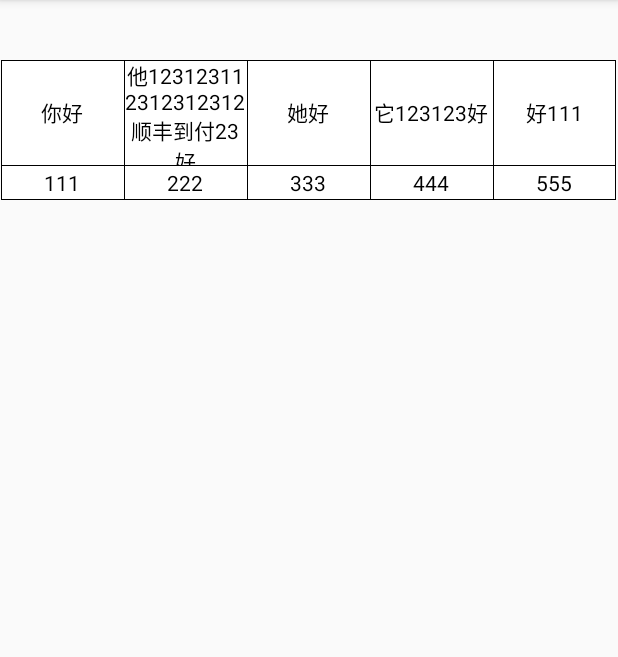
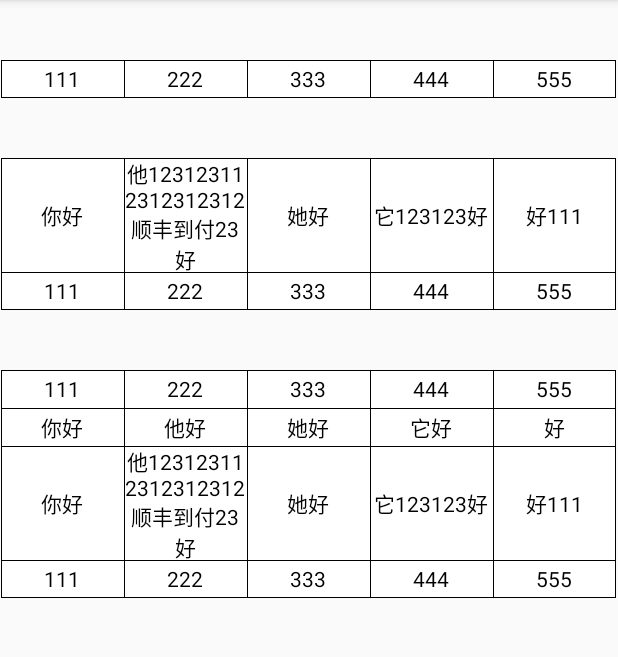
Before and after one commit to zhanglihow/TestTableDemo, an Android app: the screen it shows after launch (MainActivity), on a phone screen of 412 x 824 dp, the part 84-741 px from its top. Run offline under Robolectric (Android 15) with nearby library versions, the phone set to English and light mode, and no system bars.

Commit message:
img 和优化

```diff
--- a/app/src/main/java/com/example/testtabledemo/MainActivity.kt
+++ b/app/src/main/java/com/example/testtabledemo/MainActivity.kt
@@ -11,7 +11,6 @@ class MainActivity : AppCompatActivity() {
         super.onCreate(savedInstanceState)
         setContentView(R.layout.activity_main)
 
-        table_layout.initWidth(getWindowWidth(this))
         val names1= mutableListOf<String>()
         val names2= mutableListOf<String>()
         val names3= mutableListOf<String>()
@@ -32,7 +31,15 @@ class MainActivity : AppCompatActivity() {
         names3.add("她好")
         names3.add("它123123好")
         names3.add("好111")
-        table_layout.addTables(names3,names1)
+
+        table_layout.initWidth(getWindowWidth(this))
+        table_layout.addTables(names1)
+
+        table_layout2.initWidth(getWindowWidth(this))
+        table_layout2.addTables(names3,names1)
+
+        table_layout3.initWidth(getWindowWidth(this))
+        table_layout3.addTables(names1,names2,names3,names1)
     }
 
 
--- a/app/src/main/java/com/example/testtabledemo/TableView.kt
+++ b/app/src/main/java/com/example/testtabledemo/TableView.kt
@@ -28,7 +28,7 @@ class TableView(context: Context, attrs: AttributeSet) : LinearLayout(context, a
     }
 
     fun addTables(vararg datas: List<String>) {
-        if (datas.isEmpty() || mWidth==0) {
+        if (datas.isEmpty() || mWidth == 0) {
             return
         }
         //表格宽度
@@ -41,7 +41,7 @@ class TableView(context: Context, attrs: AttributeSet) : LinearLayout(context, a
                 layout.orientation = HORIZONTAL
                 layout.gravity = Gravity.CENTER
 
-                val maxHeight = getMaxHeight(datas[0],width)
+                val maxHeight = getMaxHeight(datas[0], width)
 
                 val names = datas[0]
                 for (index in names.indices) {
@@ -70,7 +70,7 @@ class TableView(context: Context, attrs: AttributeSet) : LinearLayout(context, a
                 layout.orientation = HORIZONTAL
                 layout.gravity = Gravity.CENTER
 
-                val maxHeight = getMaxHeight(datas[0],width)
+                val maxHeight = getMaxHeight(datas[0], width)
 
                 val names1 = datas[0]
                 for (index in names1.indices) {
@@ -94,7 +94,7 @@ class TableView(context: Context, attrs: AttributeSet) : LinearLayout(context, a
                 layout2.orientation = HORIZONTAL
                 layout2.gravity = Gravity.CENTER
 
-                val maxHeight2 = getMaxHeight(datas[1],width)
+                val maxHeight2 = getMaxHeight(datas[1], width)
 
                 val name2 = datas[1]
                 for (index in name2.indices) {
@@ -121,7 +121,7 @@ class TableView(context: Context, attrs: AttributeSet) : LinearLayout(context, a
                     when (indexData) {
                         //画最后层
                         datas.size - 1 -> {
-                            val maxHeight = getMaxHeight(datas[indexData],width)
+                            val maxHeight = getMaxHeight(datas[indexData], width)
 
                             val layout = LinearLayout(context)
                             layout.orientation = HORIZONTAL
@@ -153,7 +153,7 @@ class TableView(context: Context, attrs: AttributeSet) : LinearLayout(context, a
                         }
                         //画第一层和其他层
                         else -> {
-                            val maxHeight = getMaxHeight(datas[indexData],width)
+                            val maxHeight = getMaxHeight(datas[indexData], width)
 
                             val layout = LinearLayout(context)
                             layout.orientation = HORIZONTAL
@@ -193,7 +193,7 @@ class TableView(context: Context, attrs: AttributeSet) : LinearLayout(context, a
      */
     private fun getTv(str: String): TextView {
         val textView = SDAdaptiveTextView(context)
-        textView.post {  textView.setAdaptiveText(str) }
+        textView.post { textView.setAdaptiveText(str) }
         textView.setTextColor(context.getColor(R.color.black))
         textView.gravity = Gravity.CENTER
         return textView
@@ -202,7 +202,7 @@ class TableView(context: Context, attrs: AttributeSet) : LinearLayout(context, a
     /**
      * 获取最高的高度
      */
-    private fun getMaxHeight(names: List<String>,width:Int): Int {
+    private fun getMaxHeight(names: List<String>, width: Int): Int {
         var maxName = ""
         for (name in names) {
             if (name.length > maxName.length) {
@@ -215,7 +215,12 @@ class TableView(context: Context, attrs: AttributeSet) : LinearLayout(context, a
         val line = tv.paint.measureText(maxName) / width
         removeView(tv)
 
-        return 35 * ceil(line).toInt()
+        return sp2px(context,25f) * ceil(line).toInt()
+    }
+
+    private fun sp2px(context: Context, spValue: Float) :Int{
+        val fontScale = context.resources.displayMetrics.scaledDensity;
+        return (spValue * fontScale + 0.5f).toInt()
     }
 
 }
--- a/app/src/main/res/layout/activity_main.xml
+++ b/app/src/main/res/layout/activity_main.xml
@@ -13,4 +13,18 @@
         android:layout_width="match_parent"
         android:layout_height="wrap_content"/>
 
+    <com.example.testtabledemo.TableView
+        android:id="@+id/table_layout2"
+        app:layout_constraintTop_toBottomOf="@+id/table_layout"
+        android:layout_marginTop="40dp"
+        android:layout_width="match_parent"
+        android:layout_height="wrap_content"/>
+
+    <com.example.testtabledemo.TableView
+        android:id="@+id/table_layout3"
+        app:layout_constraintTop_toBottomOf="@+id/table_layout2"
+        android:layout_marginTop="40dp"
+        android:layout_width="match_parent"
+        android:layout_height="wrap_content"/>
+
 </androidx.constraintlayout.widget.ConstraintLayout>
```
Also changed, not shown: 2 other files.
